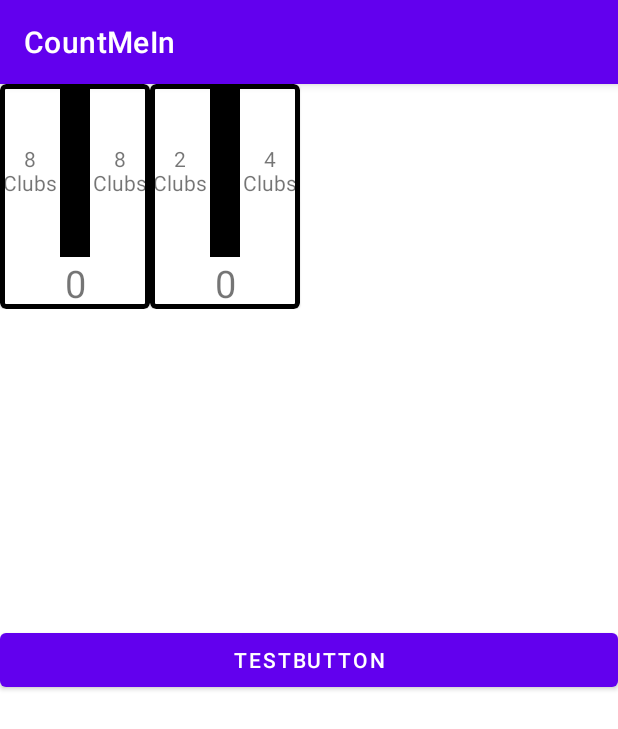
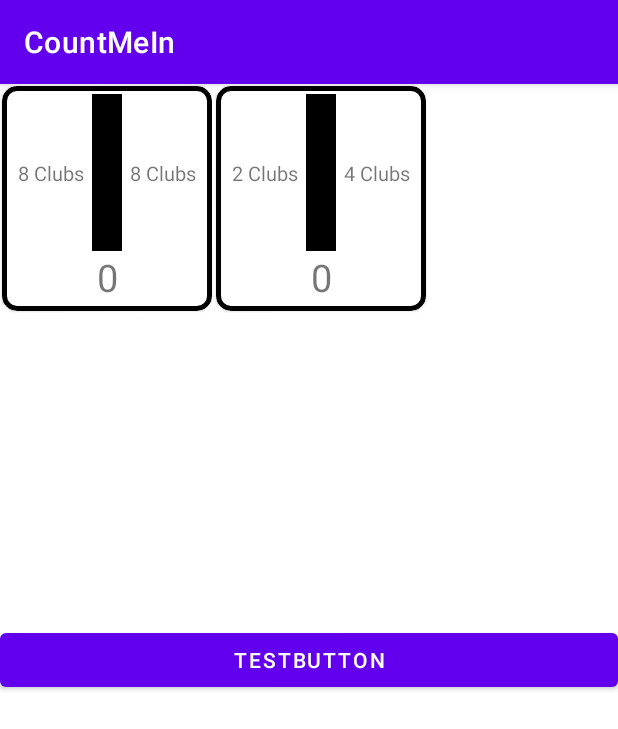
Before and after one commit to scappworks/CountMeIn, an Android app: the screen it shows after launch (GameActivity), after a tap on "PLAY", on a phone screen of 412 x 824 dp. Shown: the top 729 px of the screen. Run offline under Robolectric (Android 15) with nearby library versions, the phone set to English and light mode, and no system bars.

Commit message:
adjustments to cardview display

```diff
--- a/app/src/main/res/layout/hand_player.xml
+++ b/app/src/main/res/layout/hand_player.xml
@@ -1,21 +1,25 @@
 <?xml version="1.0" encoding="utf-8"?>
 <com.google.android.material.card.MaterialCardView xmlns:android="http://schemas.android.com/apk/res/android"
-    android:layout_width="100dp"
+    android:layout_width="140dp"
     android:layout_height="150dp"
     app:strokeColor="@color/black"
     app:strokeWidth="3dp"
+    app:cardCornerRadius="10dp"
+    android:layout_margin="1dp"
     xmlns:app="http://schemas.android.com/apk/res-auto">
 
     <androidx.constraintlayout.widget.ConstraintLayout
         android:layout_width="match_parent"
-        android:layout_height="match_parent">
+        android:layout_height="match_parent"
+        android:padding="5dp">
 
         <TextView
             android:id="@+id/first_card_number_view"
             android:layout_width="0dp"
+            android:maxWidth="20dp"
             android:layout_height="wrap_content"
             android:text="1"
-            android:textSize="14sp"
+            android:textSize="13sp"
             android:textAlignment="center"
             android:gravity="center_horizontal"
             app:layout_constraintLeft_toLeftOf="parent"
@@ -26,9 +30,10 @@
         <TextView
             android:id="@+id/second_card_number_view"
             android:layout_width="0dp"
+            android:maxWidth="20dp"
             android:layout_height="wrap_content"
             android:text="1"
-            android:textSize="14sp"
+            android:textSize="13sp"
             android:textAlignment="center"
             android:gravity="center_horizontal"
             app:layout_constraintLeft_toRightOf="@id/divider"
```
